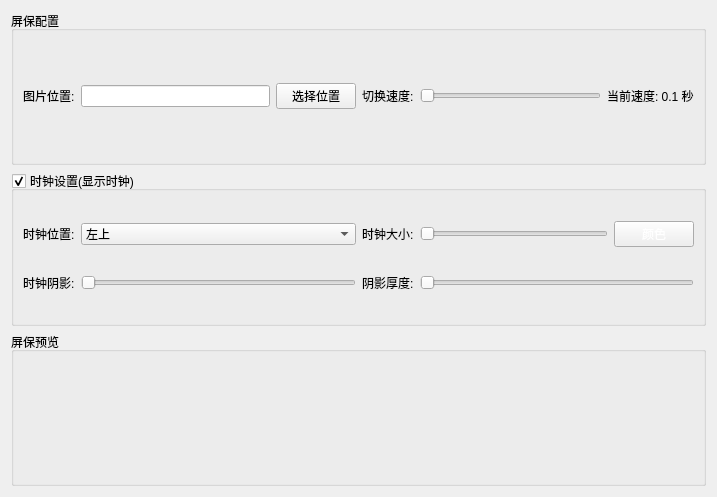
Before: the Qt Designer form tools/ConfigPanel/configpanelwindow.ui in GXDE-OS/qt.picture-screensaver, drawn with Qt 5.
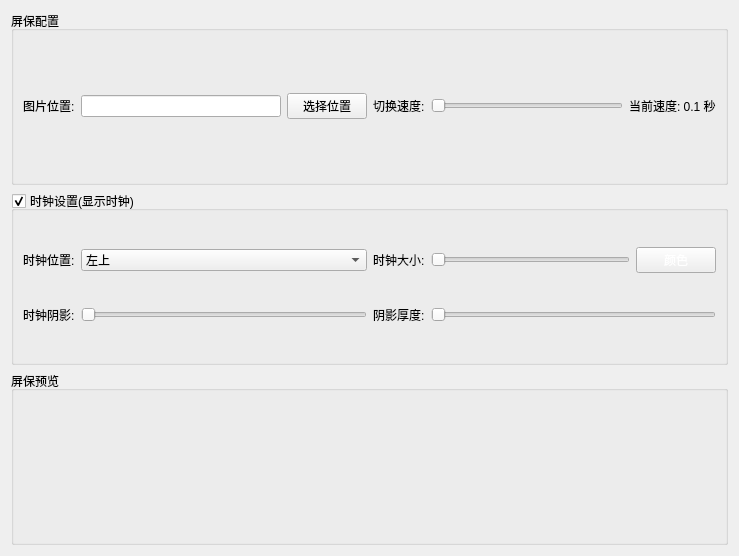
After: the same form once the commit is applied.

Patch:
```diff
--- a/tools/ConfigPanel/configpanelwindow.ui
+++ b/tools/ConfigPanel/configpanelwindow.ui
@@ -6,8 +6,8 @@
    <rect>
     <x>0</x>
     <y>0</y>
-    <width>717</width>
-    <height>497</height>
+    <width>739</width>
+    <height>556</height>
    </rect>
   </property>
   <property name="windowTitle">
```
